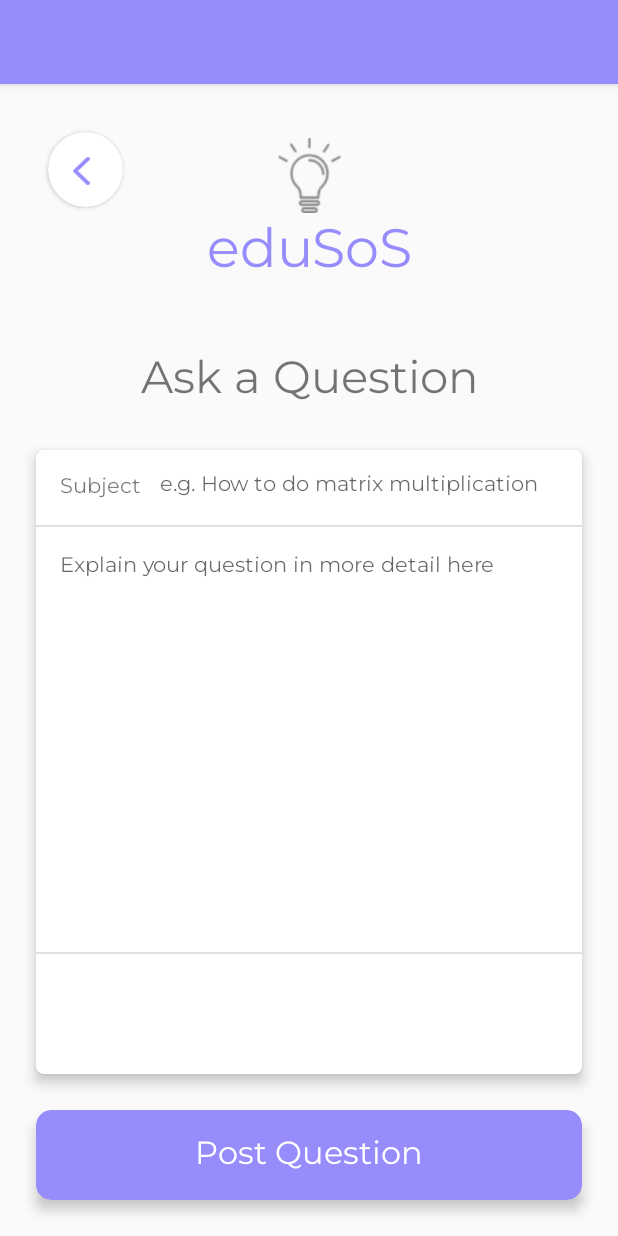
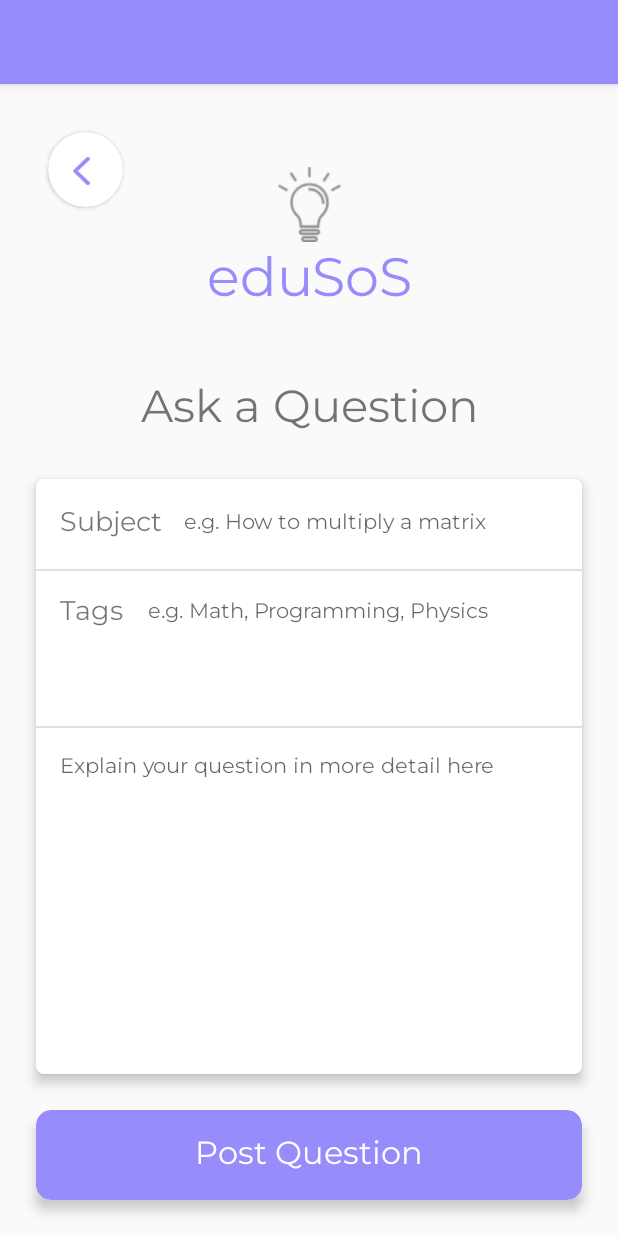
Before and after one commit to akassian/eduSOS, an Android app: the screen it shows after launch (PostQuestionActivity), after a tap on an icon or button, on a phone screen of 412 x 824 dp. Run offline under Robolectric (Android 15) with nearby library versions, the phone set to English and light mode, and no system bars; our stand-ins replace Firebase (no records; nobody signed in at launch, a user with empty details on screens opened directly); Roboto replaces fonts that are not available here.

Commit message:
Implemented chipgroup

```diff
--- a/app/build.gradle
+++ b/app/build.gradle
@@ -26,7 +26,6 @@ dependencies {
     implementation 'androidx.constraintlayout:constraintlayout:1.1.3'
     implementation 'com.google.android.material:material:1.0.0'
     implementation 'androidx.cardview:cardview:1.0.0'
-    implementation 'com.github.pchmn:MaterialChipsInput:1.0.8'
     //implementation 'com.google.firebase:firebase-database:16.0.4'
     testImplementation 'junit:junit:4.12'
     androidTestImplementation 'androidx.test:runner:1.1.1'
--- a/app/src/main/java/com/example/edusos/PostQuestionActivity.java
+++ b/app/src/main/java/com/example/edusos/PostQuestionActivity.java
@@ -1,12 +1,20 @@
 package com.example.edusos;
 
 import androidx.appcompat.app.AppCompatActivity;
+import androidx.appcompat.widget.AppCompatEditText;
 import androidx.cardview.widget.CardView;
 
 import android.app.Activity;
+import android.content.Context;
 import android.content.Intent;
 import android.os.Bundle;
+import android.text.Editable;
+import android.text.Spanned;
+import android.text.TextWatcher;
+import android.text.style.ImageSpan;
 import android.util.Log;
+import android.util.TypedValue;
+import android.view.KeyEvent;
 import android.view.View;
 import android.view.inputmethod.InputMethodManager;
 import android.widget.EditText;
@@ -15,6 +23,9 @@ import android.widget.TextView;
 import android.widget.Toast;
 
 import com.google.android.gms.auth.api.signin.GoogleSignInAccount;
+import com.google.android.material.chip.Chip;
+import com.google.android.material.chip.ChipDrawable;
+import com.google.android.material.chip.ChipGroup;
 import com.google.firebase.database.DatabaseReference;
 import com.google.firebase.database.FirebaseDatabase;
 
@@ -26,6 +37,8 @@ public class PostQuestionActivity extends AppCompatActivity {
     private EditText editTextquestion;
     private CardView postCard;
     private TextView textViewWelcome;
+    private EditText tagsBox;
+    private ChipGroup tags;
 
     private DatabaseReference dbQuestions;
 
@@ -41,6 +54,8 @@ public class PostQuestionActivity extends AppCompatActivity {
         editTextquestion = (EditText) findViewById(R.id.editText2);
         textViewWelcome = (TextView) findViewById(R.id.welcome);
         postCard = (CardView) findViewById(R.id.cardView2);
+        tagsBox = (EditText) findViewById(R.id.tagsBox);
+        tags = (ChipGroup) findViewById(R.id.tags);
 
         editTextsubject.setOnClickListener(new View.OnClickListener() {
             @Override
@@ -70,6 +85,19 @@ public class PostQuestionActivity extends AppCompatActivity {
                         PostQuestionActivity.this, "post success", Toast.LENGTH_SHORT).show();
             }
         });
+
+        tagsBox.setOnKeyListener(new View.OnKeyListener() {
+            @Override
+            public boolean onKey(View v, int keyCode, KeyEvent event) {
+                if ((event.getAction() == KeyEvent.ACTION_DOWN) && (keyCode == KeyEvent.KEYCODE_ENTER)) {
+                    String tagText = tagsBox.getText().toString().trim().toLowerCase();
+                    final Chip entryChip = getChip(tags, tagText);
+                    tags.addView(entryChip);
+                    return true;
+                }
+                return false;
+            }
+        });
     }
 
     private void postQuestion() {
@@ -97,4 +125,22 @@ public class PostQuestionActivity extends AppCompatActivity {
         InputMethodManager inputMethodManager = (InputMethodManager) getSystemService(INPUT_METHOD_SERVICE);
         inputMethodManager.toggleSoftInput(InputMethodManager.HIDE_IMPLICIT_ONLY, 0);
     }
+
+    private Chip getChip(final ChipGroup entryChipGroup, String text) {
+        final Chip chip = new Chip(this);
+        chip.setChipDrawable(ChipDrawable.createFromResource(this, R.xml.chip));
+        int paddingDp = (int) TypedValue.applyDimension(
+                TypedValue.COMPLEX_UNIT_DIP, 10,
+                getResources().getDisplayMetrics()
+        );
+        chip.setPadding(paddingDp, paddingDp, paddingDp, paddingDp);
+        chip.setText(text);
+        chip.setOnCloseIconClickListener(new View.OnClickListener() {
+            @Override
+            public void onClick(View v) {
+                entryChipGroup.removeView(chip);
+            }
+        });
+        return chip;
+    }
 }
--- a/app/src/main/res/layout/activity_main.xml
+++ b/app/src/main/res/layout/activity_main.xml
@@ -188,7 +188,7 @@
                 android:layout_height="wrap_content"
                 android:layout_marginLeft="285dp"
                 android:layout_marginTop="10dp"
-                android:background="@color/white_transparency"
+                android:background="@android:color/transparent"
                 android:src="@drawable/ic_searchsymbol" />
         </androidx.cardview.widget.CardView>
 
--- a/app/src/main/res/layout/activity_post_question.xml
+++ b/app/src/main/res/layout/activity_post_question.xml
@@ -38,7 +38,7 @@
             android:id="@+id/splashLightbulb2"
             android:layout_width="50dp"
             android:layout_height="50dp"
-            android:layout_marginTop="36dp"
+            android:layout_marginTop="55dp"
             app:layout_constraintEnd_toEndOf="parent"
             app:layout_constraintStart_toStartOf="parent"
             app:layout_constraintTop_toTopOf="parent"
@@ -55,11 +55,11 @@
             app:layout_constraintEnd_toEndOf="parent"
             app:layout_constraintStart_toStartOf="parent"
             app:layout_constraintTop_toBottomOf="@+id/splashLightbulb2" />
+
         <TextView
             android:id="@+id/welcome"
             android:layout_width="wrap_content"
             android:layout_height="wrap_content"
-            android:layout_marginTop="0dp"
             android:fontFamily="@font/montserrat"
             android:text=""
             android:textSize="25sp"
@@ -103,21 +103,21 @@
                     android:id="@+id/divider2"
                     android:layout_width="384dp"
                     android:layout_height="1dp"
-                    android:layout_marginTop="50dp"
+                    android:layout_marginTop="8dp"
                     android:background="?android:attr/listDivider"
                     app:layout_constraintEnd_toEndOf="parent"
                     app:layout_constraintStart_toStartOf="parent"
-                    app:layout_constraintTop_toTopOf="parent" />
+                    app:layout_constraintTop_toBottomOf="@+id/horizontalScrollView" />
 
                 <View
                     android:id="@+id/divider4"
                     android:layout_width="0dp"
                     android:layout_height="1dp"
-                    android:layout_marginBottom="80dp"
+                    android:layout_marginTop="60dp"
                     android:background="?android:attr/listDivider"
-                    app:layout_constraintBottom_toBottomOf="parent"
                     app:layout_constraintEnd_toEndOf="parent"
-                    app:layout_constraintStart_toStartOf="parent" />
+                    app:layout_constraintStart_toStartOf="parent"
+                    app:layout_constraintTop_toTopOf="parent" />
 
                 <TextView
                     android:id="@+id/textView4"
@@ -126,7 +126,8 @@
                     android:layout_marginStart="16dp"
                     android:fontFamily="@font/montserrat"
                     android:text="Subject"
-                    app:layout_constraintBottom_toTopOf="@+id/divider2"
+                    android:textSize="18sp"
+                    app:layout_constraintBottom_toTopOf="@+id/divider4"
                     app:layout_constraintStart_toStartOf="parent"
                     app:layout_constraintTop_toTopOf="parent" />
 
@@ -134,16 +135,18 @@
                     android:id="@+id/editText"
                     android:layout_width="0dp"
                     android:layout_height="0dp"
-                    android:layout_marginStart="8dp"
-                    android:layout_marginEnd="16dp"
-                    android:layout_marginBottom="2dp"
+                    android:layout_marginStart="14dp"
+                    android:layout_marginTop="8dp"
+                    android:layout_marginEnd="14dp"
+                    android:layout_marginBottom="8dp"
+                    android:background="@android:color/transparent"
                     android:cursorVisible="true"
                     android:ems="10"
                     android:fontFamily="@font/montserrat"
-                    android:hint="e.g. How to do matrix multiplication"
+                    android:hint="e.g. How to multiply a matrix"
                     android:inputType="textPersonName"
                     android:textSize="14sp"
-                    app:layout_constraintBottom_toTopOf="@+id/divider2"
+                    app:layout_constraintBottom_toTopOf="@+id/divider4"
                     app:layout_constraintEnd_toEndOf="parent"
                     app:layout_constraintStart_toEndOf="@+id/textView4"
                     app:layout_constraintTop_toTopOf="parent" />
@@ -164,18 +167,68 @@
                     android:paddingBottom="16dp"
                     android:textSize="14sp"
                     app:boxBackgroundMode="none"
-                    app:layout_constraintBottom_toTopOf="@+id/divider4"
+                    app:layout_constraintBottom_toBottomOf="parent"
                     app:layout_constraintEnd_toEndOf="parent"
                     app:layout_constraintStart_toStartOf="parent"
                     app:layout_constraintTop_toBottomOf="@+id/divider2" />
 
-                <com.google.android.material.chip.ChipGroup
-                    android:layout_width="384dp"
-                    android:layout_height="128dp"
-                    app:layout_constraintBottom_toBottomOf="parent"
+                <TextView
+                    android:id="@+id/textView8"
+                    android:layout_width="wrap_content"
+                    android:layout_height="wrap_content"
+                    android:layout_marginStart="16dp"
+                    android:fontFamily="@font/montserrat"
+                    android:text="Tags"
+                    android:textSize="18sp"
+                    app:layout_constraintBottom_toTopOf="@+id/horizontalScrollView"
+                    app:layout_constraintStart_toStartOf="parent"
+                    app:layout_constraintTop_toBottomOf="@+id/divider4" />
+
+                <EditText
+                    android:id="@+id/tagsBox"
+                    android:layout_width="0dp"
+                    android:layout_height="40dp"
+                    android:layout_marginStart="16dp"
+                    android:layout_marginTop="8dp"
+                    android:layout_marginEnd="8dp"
+                    android:layout_marginBottom="8dp"
+                    android:background="@android:color/transparent"
+                    android:ems="10"
+                    android:fontFamily="@font/montserrat"
+                    android:hint="e.g. Math, Programming, Physics"
+                    android:inputType="textPersonName"
+                    android:singleLine="true"
+                    android:textSize="14sp"
+                    app:layout_constraintBottom_toTopOf="@+id/horizontalScrollView"
+                    app:layout_constraintEnd_toEndOf="parent"
+                    app:layout_constraintStart_toEndOf="@+id/textView8"
+                    app:layout_constraintTop_toBottomOf="@+id/divider4" />
+
+                <HorizontalScrollView
+                    android:id="@+id/horizontalScrollView"
+                    android:layout_width="0dp"
+                    android:layout_height="40dp"
+                    android:layout_marginTop="55dp"
                     app:layout_constraintEnd_toEndOf="parent"
                     app:layout_constraintStart_toStartOf="parent"
-                    app:layout_constraintTop_toBottomOf="@+id/divider4" />
+                    app:layout_constraintTop_toBottomOf="@+id/divider4">
+
+                    <LinearLayout
+                        android:layout_width="wrap_content"
+                        android:layout_height="match_parent"
+                        android:orientation="vertical">
+
+                        <com.google.android.material.chip.ChipGroup
+                            android:id="@+id/tags"
+                            android:layout_width="match_parent"
+                            android:layout_height="match_parent"
+                            android:layout_marginStart="8dp"
+                            android:layout_marginTop="1dp"
+                            android:layout_marginEnd="8dp"
+                            app:chipSpacing="5dp"
+                            app:singleLine="true" />
+                    </LinearLayout>
+                </HorizontalScrollView>
 
             </androidx.constraintlayout.widget.ConstraintLayout>
         </androidx.cardview.widget.CardView>
--- a/app/src/main/res/values/styles.xml
+++ b/app/src/main/res/values/styles.xml
@@ -1,7 +1,7 @@
 <resources>
 
     <!-- Base application theme. -->
-    <style name="AppTheme" parent="Theme.AppCompat.Light.DarkActionBar">
+    <style name="AppTheme" parent="Theme.MaterialComponents.Light.Bridge">
         <!-- Customize your theme here. -->
         <item name="colorPrimary">@color/colorPrimary</item>
         <item name="colorPrimaryDark">@color/colorPrimaryDark</item>
@@ -17,4 +17,9 @@
 
     <style name="AppTheme.PopupOverlay" parent="ThemeOverlay.AppCompat.Light" />
 
+    <style name="ChipTextAppearance" parent="TextAppearance.MaterialComponents.Chip">
+        <item name="android:textColor">@android:color/white</item>
+        <item name="android:fontFamily">@font/montserrat</item>
+    </style>
+
 </resources>
--- /dev/null
+++ b/app/src/main/res/xml/chip.xml
@@ -0,0 +1,8 @@
+<?xml version="1.0" encoding="utf-8"?>
+<chip xmlns:android="http://schemas.android.com/apk/res/android"
+    style="@style/Widget.MaterialComponents.Chip.Entry"
+    xmlns:app="http://schemas.android.com/apk/res-auto"
+    android:textAppearance="@style/ChipTextAppearance"
+    app:chipBackgroundColor="@color/colorPrimary"
+    app:closeIconEnabled="true"
+    app:closeIconTint="@android:color/white" />
```
Also changed, not shown: app/src/main/AndroidManifest.xml (+6 -2 lines).
